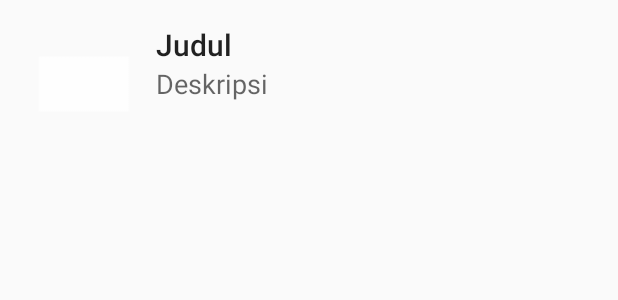
After one commit to aprilliale/MalangVacation, an Android app: the layout activity_food.xml on its own in the app's theme, with its tools: preview values and no code run, on a phone screen of 412 x 824 dp. The commit adds this screen. Shown: the top 300 px of the screen. Run offline under Robolectric (Android 15) with nearby library versions, the phone set to English and light mode, and no system bars.

Commit message:
OYIsAM I LOve Android112122121212

```diff
--- a/app/src/main/java/id/sch/smktelkom_mlg/project2/xirpl40810132129/malangvacation/MainActivity.java
+++ b/app/src/main/java/id/sch/smktelkom_mlg/project2/xirpl40810132129/malangvacation/MainActivity.java
@@ -22,7 +22,7 @@ public class MainActivity extends AppCompatActivity {
         findViewById(R.id.buttonInfo).setOnClickListener(new View.OnClickListener() {
             @Override
             public void onClick(View v) {
-                //startActivity(new Intent(MainActivity.this, MapsActivity.class));
+                startActivity(new Intent(MainActivity.this, ListFoodActivity.class));
 
             }
 
--- /dev/null
+++ b/app/src/main/res/layout/activity_food.xml
@@ -0,0 +1,42 @@
+<?xml version="1.0" encoding="utf-8"?>
+<RelativeLayout xmlns:android="http://schemas.android.com/apk/res/android"
+    xmlns:tools="http://schemas.android.com/tools"
+    android:layout_width="match_parent"
+    android:layout_height="wrap_content"
+    android:background="?android:attr/selectableItemBackground"
+    android:padding="16dp">
+
+    <ImageView
+        android:id="@+id/imageViewFood"
+        android:layout_width="80dp"
+        android:layout_height="80dp"
+        android:scaleType="centerCrop"
+        tools:src="@drawable/a" />
+
+    <TextView
+        android:id="@+id/textViewJudulFood"
+        android:layout_width="match_parent"
+        android:layout_height="wrap_content"
+        android:layout_alignParentTop="true"
+        android:layout_marginLeft="8dp"
+        android:layout_marginStart="8dp"
+        android:layout_toEndOf="@id/imageViewFood"
+        android:layout_toRightOf="@id/imageViewFood"
+        android:ellipsize="end"
+        android:maxLines="1"
+        android:textAppearance="@style/TextAppearance.AppCompat.Title"
+        tools:text="Judul" />
+
+    <TextView
+        android:id="@+id/textViewDeskripsiFood"
+        android:layout_width="match_parent"
+        android:layout_height="wrap_content"
+        android:layout_alignLeft="@+id/textViewJudulFood"
+        android:layout_alignStart="@+id/textViewJudulFood"
+        android:layout_below="@+id/textViewJudulFood"
+        android:ellipsize="end"
+        android:maxLines="2"
+        android:textAppearance="@style/TextAppearance.AppCompat.Medium"
+        tools:text="Deskripsi" />
+
+</RelativeLayout>
```
Also changed, not shown: app/src/main/java/id/sch/smktelkom_mlg/project2/xirpl40810132129/malangvacation/Adapter/FoodAdapter.java (+68 -1 lines), app/src/main/java/id/sch/smktelkom_mlg/project2/xirpl40810132129/malangvacation/ListFoodActivity.java (+43 -1 lines), app/src/main/java/id/sch/smktelkom_mlg/project2/xirpl40810132129/malangvacation/model/Food.java (+9 -0 lines).
